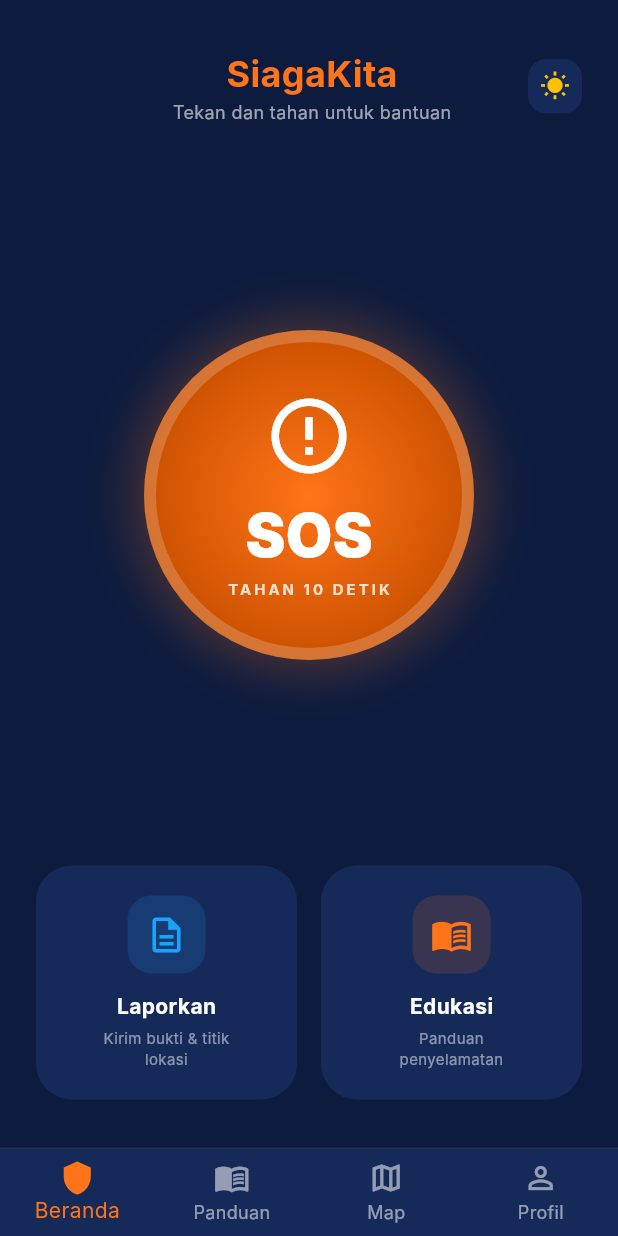
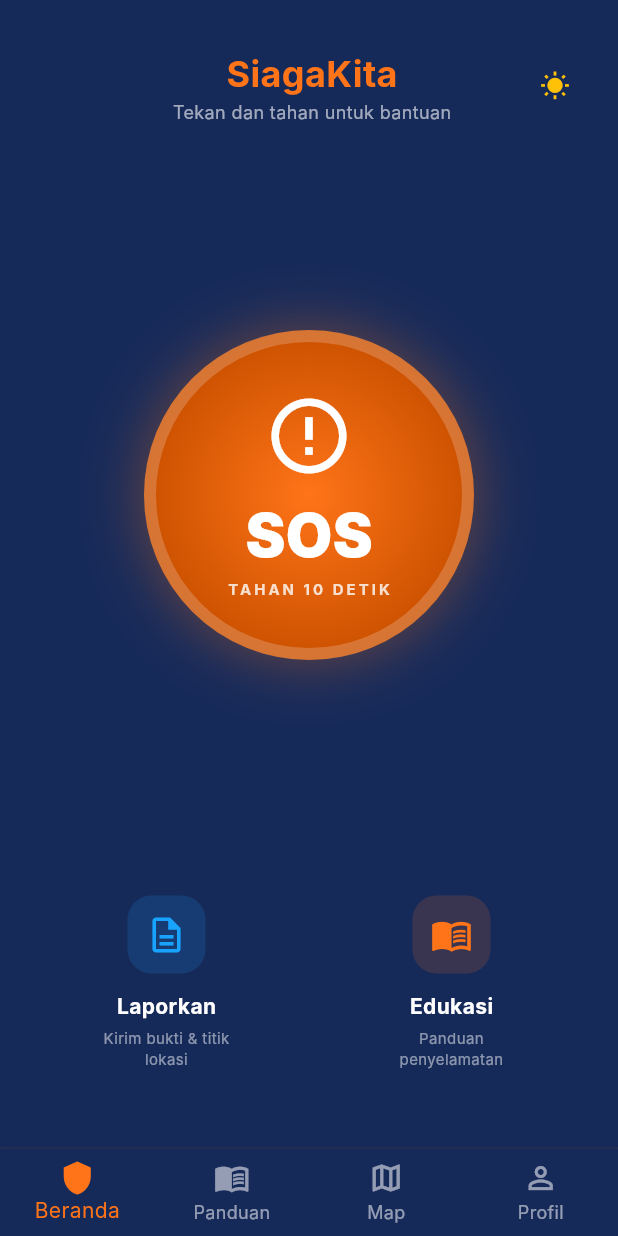
Before and after one commit to SuperBypassUdinnn/SIAGAKITA, a Flutter app: the screen it shows after launch, after a tap on "Masuk", on a phone screen of 412 x 824 dp. Run offline on Flutter 3.47's test engine with Material 3 defaults, Android fonts, the phone set to English and light mode, and no system bars; Roboto replaces fonts that are missing (Inter).

Commit message:
refactor(frontend): role-based architecture restructure
- Migrate lib/screens/ -> lib/features/ with role-based structure:
  * features/auth/     : login, register, biodata screens
  * features/masyarakat/: main, home, guide, map, profile, report screens
  * features/relawan/  : placeholder screen (Tugas, Peta, Koordinasi, Profil)
  * features/instansi/ : placeholder screen (Dashboard, Laporan, Tim, Profil)
  * features/admin/    : placeholder screen (Statistik, User, Laporan, Setting)

- Add core layer:
  * core/models/user_model.dart  : UserRole enum + UserModel class
  * core/router.dart             : AppRouter.getHomeByRole() for role-based routing
  * core/widgets/role_placeholder.dart : shared PlaceholderTab & RolePlaceholderBody

- Update main.dart: fix import path & remove deprecated ColorScheme params
- Fix all 59 deprecation warnings: onBackground->onSurface, withOpacity->withValues
- Delete old lib/screens/ directory

```diff
--- a/mobile-flutter/lib/screens/login_screen.dart
+++ b/mobile-flutter/lib/features/auth/login_screen.dart
@@ -1,6 +1,6 @@
 import 'package:flutter/material.dart';
 import 'register_screen.dart';
-import 'main_screen.dart';
+import '../masyarakat/main_screen.dart';
 
 class LoginScreen extends StatefulWidget {
   const LoginScreen({super.key});
@@ -26,7 +26,7 @@ class _LoginScreenState extends State<LoginScreen> {
     final primaryColor = Theme.of(context).primaryColor;
 
     return Scaffold(
-      backgroundColor: colors.background,
+      backgroundColor: colors.surface,
       body: SafeArea(
         child: SingleChildScrollView(
           padding: const EdgeInsets.all(32.0),
@@ -58,7 +58,7 @@ class _LoginScreenState extends State<LoginScreen> {
                 'Selamat Datang',
                 textAlign: TextAlign.center,
                 style: TextStyle(
-                  color: colors.onBackground,
+                  color: colors.onSurface,
                   fontSize: 28,
                   fontWeight: FontWeight.w900,
                 ),
@@ -68,7 +68,7 @@ class _LoginScreenState extends State<LoginScreen> {
                 'Masuk untuk mengakses sistem pelaporan darurat dan jejaring relawan.',
                 textAlign: TextAlign.center,
                 style: TextStyle(
-                  color: colors.onBackground.withValues(alpha: 0.6),
+                  color: colors.onSurface.withValues(alpha: 0.6),
                   fontSize: 14,
                 ),
               ),
@@ -142,7 +142,7 @@ class _LoginScreenState extends State<LoginScreen> {
               Row(
                 mainAxisAlignment: MainAxisAlignment.center,
                 children: [
-                  Text('Belum punya akun?', style: TextStyle(color: colors.onBackground.withValues(alpha: 0.6))),
+                  Text('Belum punya akun?', style: TextStyle(color: colors.onSurface.withValues(alpha: 0.6))),
                   TextButton(
                     onPressed: () {
                       Navigator.of(context).push(
--- a/mobile-flutter/lib/screens/guide_screen.dart
+++ b/mobile-flutter/lib/features/masyarakat/guide_screen.dart
@@ -69,14 +69,14 @@ class _GuideScreenState extends State<GuideScreen> {
     ).toList();
 
     return Scaffold(
-      backgroundColor: colors.background,
+      backgroundColor: colors.surface,
       body: SafeArea(
         child: Column(
           children: [
             Container(
               padding: const EdgeInsets.all(24.0),
               decoration: BoxDecoration(
-                border: Border(bottom: BorderSide(color: colors.onBackground.withValues(alpha: 0.1))),
+                border: Border(bottom: BorderSide(color: colors.onSurface.withValues(alpha: 0.1))),
               ),
               child: Column(
                 children: [
@@ -94,7 +94,7 @@ class _GuideScreenState extends State<GuideScreen> {
                       Column(
                         crossAxisAlignment: CrossAxisAlignment.start,
                         children: [
-                          Text('Panduan Darurat', style: TextStyle(color: colors.onBackground, fontSize: 18, fontWeight: FontWeight.bold)),
+                          Text('Panduan Darurat', style: TextStyle(color: colors.onSurface, fontSize: 18, fontWeight: FontWeight.bold)),
                           const SizedBox(height: 4),
                           Row(
                             children: const [
--- a/mobile-flutter/lib/screens/home_screen.dart
+++ b/mobile-flutter/lib/features/masyarakat/home_screen.dart
@@ -1,7 +1,7 @@
 import 'dart:async';
 import 'package:flutter/material.dart';
 import 'package:flutter/services.dart';
-import '../main.dart'; // To access SiagaKitaApp.themeNotifier
+import '../../main.dart'; // To access SiagaKitaApp.themeNotifier
 import 'report_screen.dart';
 
 class HomeScreen extends StatefulWidget {
@@ -84,7 +84,7 @@ class _HomeScreenState extends State<HomeScreen> with SingleTickerProviderStateM
     final isDarkMode = Theme.of(context).brightness == Brightness.dark;
 
     return Scaffold(
-      backgroundColor: colors.background,
+      backgroundColor: colors.surface,
       body: SafeArea(
         child: Stack(
           children: [
@@ -110,7 +110,7 @@ class _HomeScreenState extends State<HomeScreen> with SingleTickerProviderStateM
                           Text(
                             'Tekan dan tahan untuk bantuan',
                             style: TextStyle(
-                              color: colors.onBackground.withValues(alpha: 0.6),
+                              color: colors.onSurface.withValues(alpha: 0.6),
                               fontSize: 12,
                             ),
                           ),
@@ -126,7 +126,7 @@ class _HomeScreenState extends State<HomeScreen> with SingleTickerProviderStateM
                           decoration: BoxDecoration(
                             color: colors.surface,
                             borderRadius: BorderRadius.circular(12),
-                            boxShadow: isDarkMode ? [] : [BoxShadow(color: Colors.black.withOpacity(0.05), blurRadius: 10)],
+                            boxShadow: isDarkMode ? [] : [BoxShadow(color: Colors.black.withValues(alpha: 0.05), blurRadius: 10)],
                           ),
                           child: Icon(
                             isDarkMode ? Icons.wb_sunny : Icons.nightlight_round,
@@ -236,7 +236,7 @@ class _HomeScreenState extends State<HomeScreen> with SingleTickerProviderStateM
                             decoration: BoxDecoration(
                               color: colors.surface,
                               borderRadius: BorderRadius.circular(24),
-                              boxShadow: isDarkMode ? [] : [BoxShadow(color: Colors.black.withOpacity(0.05), blurRadius: 10)],
+                              boxShadow: isDarkMode ? [] : [BoxShadow(color: Colors.black.withValues(alpha: 0.05), blurRadius: 10)],
                             ),
                             child: Column(
                               children: [
@@ -252,14 +252,14 @@ class _HomeScreenState extends State<HomeScreen> with SingleTickerProviderStateM
                                 const SizedBox(height: 12),
                                 Text('Laporkan',
                                     style: TextStyle(
-                                        color: colors.onBackground,
+                                        color: colors.onSurface,
                                         fontWeight: FontWeight.bold,
                                         fontSize: 14)),
                                 const SizedBox(height: 4),
                                 Text('Kirim bukti & titik\nlokasi',
                                     textAlign: TextAlign.center,
                                     style: TextStyle(
-                                        color: colors.onBackground.withValues(alpha: 0.5), fontSize: 10)),
+                                        color: colors.onSurface.withValues(alpha: 0.5), fontSize: 10)),
                               ],
                             ),
                           ),
@@ -272,7 +272,7 @@ class _HomeScreenState extends State<HomeScreen> with SingleTickerProviderStateM
                           decoration: BoxDecoration(
                             color: colors.surface,
                             borderRadius: BorderRadius.circular(24),
-                            boxShadow: isDarkMode ? [] : [BoxShadow(color: Colors.black.withOpacity(0.05), blurRadius: 10)],
+                            boxShadow: isDarkMode ? [] : [BoxShadow(color: Colors.black.withValues(alpha: 0.05), blurRadius: 10)],
                           ),
                           child: Column(
                             children: [
@@ -288,14 +288,14 @@ class _HomeScreenState extends State<HomeScreen> with SingleTickerProviderStateM
                               const SizedBox(height: 12),
                               Text('Edukasi',
                                   style: TextStyle(
-                                      color: colors.onBackground,
+                                      color: colors.onSurface,
                                       fontWeight: FontWeight.bold,
                                       fontSize: 14)),
                               const SizedBox(height: 4),
                               Text('Panduan\npenyelamatan',
                                   textAlign: TextAlign.center,
                                   style: TextStyle(
-                                      color: colors.onBackground.withValues(alpha: 0.5), fontSize: 10)),
+                                      color: colors.onSurface.withValues(alpha: 0.5), fontSize: 10)),
                             ],
                           ),
                         ),
@@ -336,9 +336,9 @@ class _HomeScreenState extends State<HomeScreen> with SingleTickerProviderStateM
                         ),
                       ],
                     ),
-                    child: Column(
+                    child: const Column(
                       mainAxisSize: MainAxisSize.min,
-                      children: const [
+                      children: [
                         Text(
                           'SINYAL SOS TERKIRIM!',
                           style: TextStyle(
--- a/mobile-flutter/lib/screens/main_screen.dart
+++ b/mobile-flutter/lib/features/masyarakat/main_screen.dart
@@ -30,7 +30,7 @@ class _MainScreenState extends State<MainScreen> {
       ),
       bottomNavigationBar: Container(
         decoration: BoxDecoration(
-          border: Border(top: BorderSide(color: Theme.of(context).colorScheme.onBackground.withValues(alpha: 0.1), width: 1)),
+          border: Border(top: BorderSide(color: Theme.of(context).colorScheme.onSurface.withValues(alpha: 0.1), width: 1)),
         ),
         child: BottomNavigationBar(
           currentIndex: _currentIndex,
--- a/mobile-flutter/lib/screens/map_screen.dart
+++ b/mobile-flutter/lib/features/masyarakat/map_screen.dart
@@ -9,7 +9,7 @@ class MapScreen extends StatelessWidget {
     final isDark = Theme.of(context).brightness == Brightness.dark;
 
     return Scaffold(
-      backgroundColor: colors.background,
+      backgroundColor: colors.surface,
       body: SafeArea(
         child: SingleChildScrollView(
           padding: const EdgeInsets.symmetric(horizontal: 24.0, vertical: 24.0),
@@ -19,11 +19,11 @@ class MapScreen extends StatelessWidget {
               // Header
               const Text('JEJARING KESELAMATAN LOKAL', style: TextStyle(color: Color(0xFFFF7418), fontSize: 10, fontWeight: FontWeight.bold, letterSpacing: 1.5)),
               const SizedBox(height: 4),
-              Text('RADAR SIAGA & EVAKUASI', style: TextStyle(color: colors.onBackground, fontSize: 18, fontWeight: FontWeight.bold)),
+              Text('RADAR SIAGA & EVAKUASI', style: TextStyle(color: colors.onSurface, fontSize: 18, fontWeight: FontWeight.bold)),
               const SizedBox(height: 4),
               Row(
                 children: [
-                  Text('Radius 5KM', style: TextStyle(color: colors.onBackground.withValues(alpha: 0.6), fontSize: 12, fontWeight: FontWeight.w500)),
+                  Text('Radius 5KM', style: TextStyle(color: colors.onSurface.withValues(alpha: 0.6), fontSize: 12, fontWeight: FontWeight.w500)),
                   const SizedBox(width: 8),
                   Container(
                     padding: const EdgeInsets.symmetric(horizontal: 6, vertical: 2),
@@ -174,7 +174,7 @@ class MapScreen extends StatelessWidget {
 
               const SizedBox(height: 24),
               // Status Transmisi
-              Text('STATUS TRANSMISI (SIMULASI SOS)', style: TextStyle(color: colors.onBackground.withValues(alpha: 0.6), fontSize: 10, fontWeight: FontWeight.bold, letterSpacing: 1.5)),
+              Text('STATUS TRANSMISI (SIMULASI SOS)', style: TextStyle(color: colors.onSurface.withValues(alpha: 0.6), fontSize: 10, fontWeight: FontWeight.bold, letterSpacing: 1.5)),
               const SizedBox(height: 12),
 
               _buildStatusCard('Koordinat GPS Terkunci (Akurasi 3m)', Colors.green, context, isDark),
--- a/mobile-flutter/lib/screens/profile_screen.dart
+++ b/mobile-flutter/lib/features/masyarakat/profile_screen.dart
@@ -1,5 +1,5 @@
 import 'package:flutter/material.dart';
-import 'login_screen.dart';
+import '../auth/login_screen.dart';
 
 class ProfileScreen extends StatelessWidget {
   const ProfileScreen({super.key});
@@ -10,14 +10,14 @@ class ProfileScreen extends StatelessWidget {
     final isDark = Theme.of(context).brightness == Brightness.dark;
 
     return Scaffold(
-      backgroundColor: colors.background,
+      backgroundColor: colors.surface,
       body: SafeArea(
         child: SingleChildScrollView(
           padding: const EdgeInsets.symmetric(horizontal: 24.0, vertical: 24.0),
           child: Column(
             crossAxisAlignment: CrossAxisAlignment.start,
             children: [
-              Text('Profil Pengguna', style: TextStyle(color: colors.onBackground, fontSize: 24, fontWeight: FontWeight.bold)),
+              Text('Profil Pengguna', style: TextStyle(color: colors.onSurface, fontSize: 24, fontWeight: FontWeight.bold)),
               const SizedBox(height: 24),
 
               // User Card
--- a/mobile-flutter/lib/main.dart
+++ b/mobile-flutter/lib/main.dart
@@ -1,5 +1,5 @@
 import 'package:flutter/material.dart';
-import 'screens/login_screen.dart';
+import 'features/auth/login_screen.dart';
 
 void main() {
   runApp(const SiagaKitaApp());
@@ -29,7 +29,7 @@ class _SiagaKitaAppState extends State<SiagaKitaApp> {
 
     return ValueListenableBuilder<ThemeMode>(
       valueListenable: SiagaKitaApp.themeNotifier,
-      builder: (_, ThemeMode currentMode, __) {
+      builder: (_, ThemeMode currentMode, child) {
         return MaterialApp(
           title: 'SiagaKita',
           debugShowCheckedModeBanner: false,
@@ -42,9 +42,7 @@ class _SiagaKitaAppState extends State<SiagaKitaApp> {
               primary: primaryColor,
               secondary: Color(0xFF18A3FF),
               surface: lightCardColor,
-              background: lightBgColor,
               onSurface: Color(0xFF1E293B),
-              onBackground: Color(0xFF1E293B),
             ),
             fontFamily: 'Inter',
             appBarTheme: const AppBarTheme(
@@ -68,9 +66,7 @@ class _SiagaKitaAppState extends State<SiagaKitaApp> {
               primary: primaryColor,
               secondary: Color(0xFF18A3FF),
               surface: darkCardColor,
-              background: darkBgColor,
               onSurface: Colors.white,
-              onBackground: Colors.white,
             ),
             fontFamily: 'Inter',
             appBarTheme: const AppBarTheme(
```
Also changed, not shown: mobile-flutter/lib/core/models/user_model.dart (added, +63 -0 lines), mobile-flutter/lib/core/router.dart (added, +42 -0 lines), mobile-flutter/lib/core/widgets/role_placeholder.dart (added, +161 -0 lines), mobile-flutter/lib/features/admin/admin_main_screen.dart (added, +57 -0 lines), mobile-flutter/lib/features/auth/biodata_screen.dart (renamed from mobile-flutter/lib/screens/biodata_screen.dart, +8 -8 lines), mobile-flutter/lib/features/auth/register_screen.dart (renamed from mobile-flutter/lib/screens/register_screen.dart, +11 -11 lines), mobile-flutter/lib/features/instansi/instansi_main_screen.dart (added, +57 -0 lines), mobile-flutter/lib/features/masyarakat/report_screen.dart (renamed from mobile-flutter/lib/screens/report_screen.dart, +6 -6 lines), mobile-flutter/lib/features/relawan/relawan_main_screen.dart (added, +55 -0 lines).
